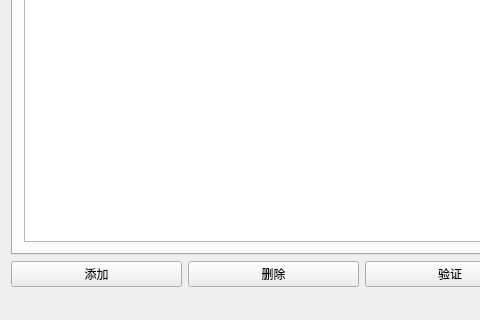
First picture: the form in mainwindow.ui, repository ukui/ukui-biometric-manager, before the edit; both pictures show x 0 to 480 and y 280 to 600 of the 900 by 600 pixel window.
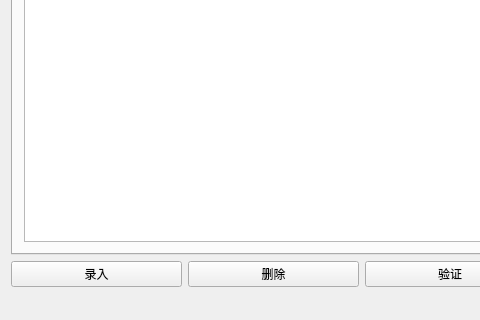
Second picture: the form after the edit.

Commit message: 录入按钮文字修改

Patch:
```diff
--- a/mainwindow.ui
+++ b/mainwindow.ui
@@ -99,7 +99,7 @@
       <item>
        <widget class="QPushButton" name="btnAdd">
         <property name="text">
-         <string>添加</string>
+         <string>录入</string>
         </property>
        </widget>
       </item>
```
